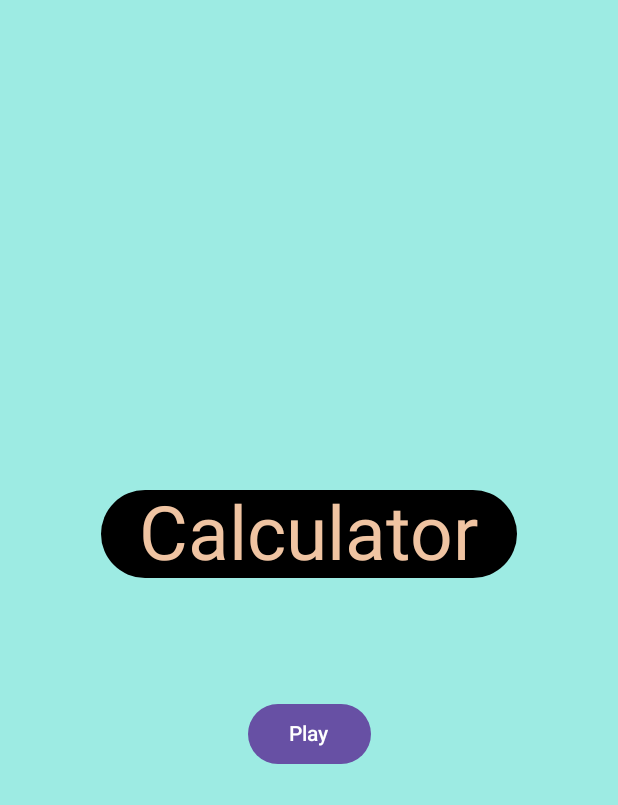
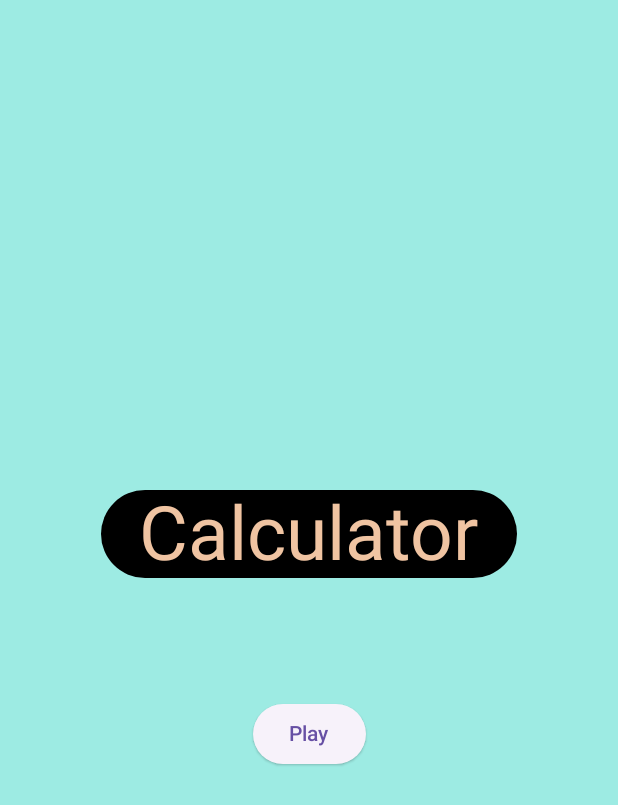
Before and after one commit to Pali29/presonalfirst, an Android app built with Jetpack Compose: the @Preview function AyushPreview, on a phone screen of 412 x 824 dp. Shown: the top 805 px of the screen. Run offline under Robolectric (Android 15) with nearby library versions, the phone set to English and light mode, and no system bars.

Commit message:
continued
added navigation and elevated button

```diff
--- a/app/build.gradle.kts
+++ b/app/build.gradle.kts
@@ -51,6 +51,8 @@ android {
 
 dependencies {
 
+    implementation("androidx.navigation:navigation-compose:2.7.7")
+
     implementation("androidx.core:core-ktx:1.12.0")
     implementation("androidx.lifecycle:lifecycle-runtime-ktx:2.7.0")
     implementation("androidx.activity:activity-compose:1.8.2")
--- a/app/src/main/java/ind/pali/presonalfirst/MainActivity.kt
+++ b/app/src/main/java/ind/pali/presonalfirst/MainActivity.kt
@@ -3,29 +3,16 @@ package ind.pali.presonalfirst
 import android.os.Bundle
 import androidx.activity.ComponentActivity
 import androidx.activity.compose.setContent
-import androidx.compose.foundation.background
-import androidx.compose.foundation.layout.Arrangement
-import androidx.compose.foundation.layout.Box
-import androidx.compose.foundation.layout.Column
-import androidx.compose.foundation.layout.Spacer
 import androidx.compose.foundation.layout.fillMaxSize
-import androidx.compose.foundation.layout.height
-import androidx.compose.foundation.layout.padding
-import androidx.compose.foundation.shape.CircleShape
-import androidx.compose.material3.Button
 import androidx.compose.material3.Surface
-import androidx.compose.material3.Text
 import androidx.compose.runtime.Composable
-import androidx.compose.ui.Alignment
 import androidx.compose.ui.Modifier
 import androidx.compose.ui.graphics.Color
-import androidx.compose.ui.text.TextStyle
-import androidx.compose.ui.text.font.FontFamily
-import androidx.compose.ui.tooling.preview.Preview
-import androidx.compose.ui.unit.dp
-import androidx.compose.ui.unit.sp
+import androidx.navigation.compose.NavHost
+import androidx.navigation.compose.composable
+import androidx.navigation.compose.rememberNavController
+import ind.pali.presonalfirst.ui.theme.Ayush
 import ind.pali.presonalfirst.ui.theme.PresonalfirstTheme
-
 
 
 class MainActivity : ComponentActivity() {
@@ -38,7 +25,7 @@ class MainActivity : ComponentActivity() {
                     modifier = Modifier.fillMaxSize(),
                     color = Color(0xFFF5E6C4)
                 ) {
-                    Ayush()
+
                 }
             }
         }
@@ -46,40 +33,16 @@ class MainActivity : ComponentActivity() {
 }
 
 @Composable
-fun Ayush()
-{
-    val custom = TextStyle(
-        fontFamily = FontFamily.SansSerif,
-        fontSize = 50.sp,
-        color = Color(0xFFF0C4A2)
-    )
+fun game() {
+    val navcontroller = rememberNavController()
+    NavHost(navController = navcontroller, startDestination = "ayush"){
+        composable("ayush") {
+            Ayush {
+                navcontroller.navigate("second")
+            }
+        }
+        composable("second"){
 
-
-    Column (
-        modifier = Modifier
-            .fillMaxSize()
-            .background(color = Color(0xFF9DEBE3)),
-        verticalArrangement = Arrangement.Center,
-        horizontalAlignment = Alignment.CenterHorizontally
-    ) {
-        Box(
-            modifier = Modifier
-                .padding(16.dp)
-                .background(color = Color.Black, shape = CircleShape)
-        ) {
-            Text(text = "  Calculator  ", style = custom)
-        }
-        Spacer(modifier = Modifier.height(64.dp))
-        Button(onClick = { }) {
-            Text(text = " Play ")
         }
     }
 }
-
-
-
-@Preview(showBackground = true)
-@Composable
-fun AyushPreview() {
-        Ayush()
-}
--- /dev/null
+++ b/app/src/main/java/ind/pali/presonalfirst/ui/theme/Ayush.kt
@@ -0,0 +1,61 @@
+package ind.pali.presonalfirst.ui.theme
+
+import androidx.compose.foundation.background
+import androidx.compose.foundation.layout.Arrangement
+import androidx.compose.foundation.layout.Box
+import androidx.compose.foundation.layout.Column
+import androidx.compose.foundation.layout.Spacer
+import androidx.compose.foundation.layout.fillMaxSize
+import androidx.compose.foundation.layout.height
+import androidx.compose.foundation.layout.padding
+import androidx.compose.foundation.shape.CircleShape
+import androidx.compose.material3.ElevatedButton
+import androidx.compose.material3.Text
+import androidx.compose.runtime.Composable
+import androidx.compose.ui.Alignment
+import androidx.compose.ui.Modifier
+import androidx.compose.ui.graphics.Color
+import androidx.compose.ui.text.TextStyle
+import androidx.compose.ui.text.font.FontFamily
+import androidx.compose.ui.tooling.preview.Preview
+import androidx.compose.ui.unit.dp
+import androidx.compose.ui.unit.sp
+
+@Composable
+fun Ayush(toSecond:()->Unit)
+{
+    val custom = TextStyle(
+        fontFamily = FontFamily.SansSerif,
+        fontSize = 50.sp,
+        color = Color(0xFFF0C4A2)
+    )
+
+
+    Column (
+        modifier = Modifier
+            .fillMaxSize()
+            .background(color = Color(0xFF9DEBE3)),
+        verticalArrangement = Arrangement.Center,
+        horizontalAlignment = Alignment.CenterHorizontally
+    ) {
+        Box(
+            modifier = Modifier
+                .padding(16.dp)
+                .background(color = Color.Black, shape = CircleShape)
+        ) {
+            Text(text = "  Calculator  ", style = custom)
+        }
+        Spacer(modifier = Modifier.height(64.dp))
+        ElevatedButton(onClick = {toSecond()}) {
+            Text("Play")
+        }
+    }
+}
+
+
+
+@Preview(showBackground = true)
+@Composable
+fun AyushPreview() {
+    Ayush({})
+}
```
